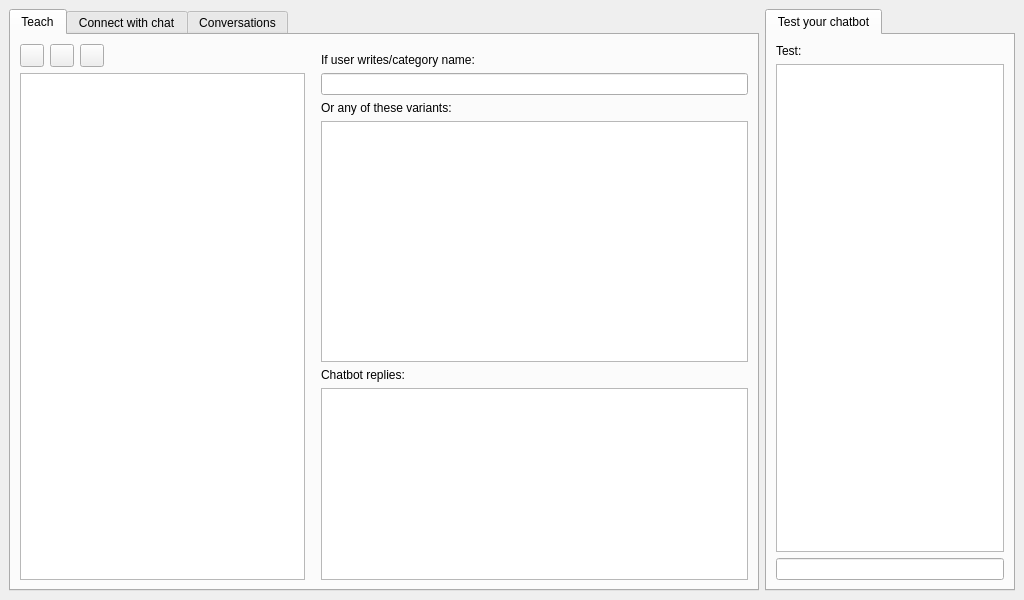
This is src/main-project/mainwindow.ui in lvklabs/chatbot as Qt 5 draws it before an edit. The edited form follows.
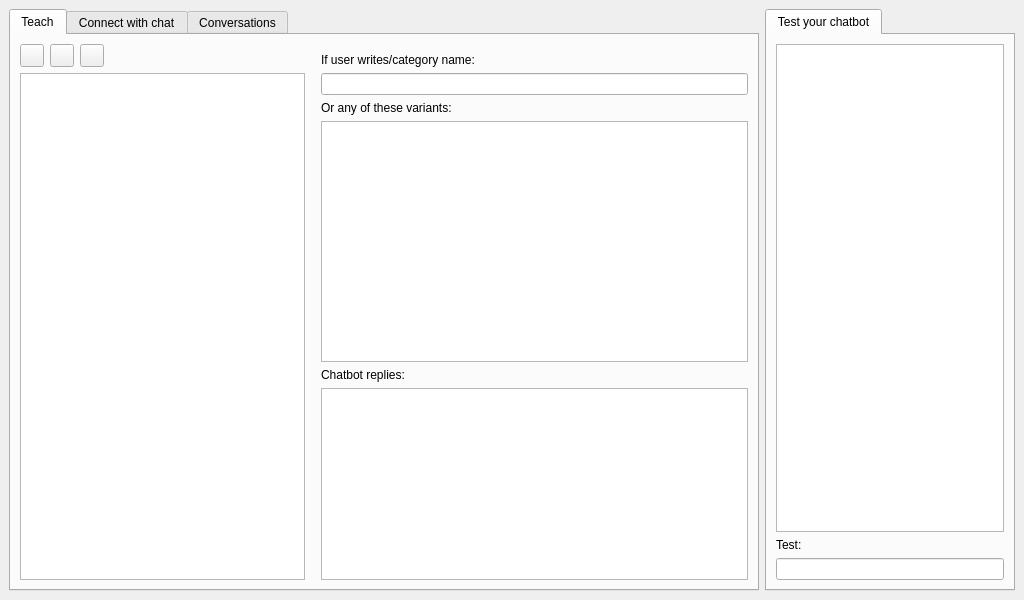
This is the edited form. Icons and pictures are not drawn.

Commit message: Moved test label. Added one translation.

```diff
--- a/src/main-project/mainwindow.ui
+++ b/src/main-project/mainwindow.ui
@@ -372,13 +372,6 @@
         <string>Test your chatbot</string>
        </attribute>
        <layout class="QVBoxLayout" name="verticalLayout">
-        <item>
-         <widget class="QLabel" name="testLabel">
-          <property name="text">
-           <string>Test:</string>
-          </property>
-         </widget>
-        </item>
         <item>
          <widget class="QTextEdit" name="testConversationText">
           <property name="readOnly">
@@ -389,6 +382,13 @@
           </property>
          </widget>
         </item>
+        <item>
+         <widget class="QLabel" name="testLabel">
+          <property name="text">
+           <string>Test:</string>
+          </property>
+         </widget>
+        </item>
         <item>
          <widget class="QLineEdit" name="testInputText"/>
         </item>
```
The commit also changes 2 other files.
